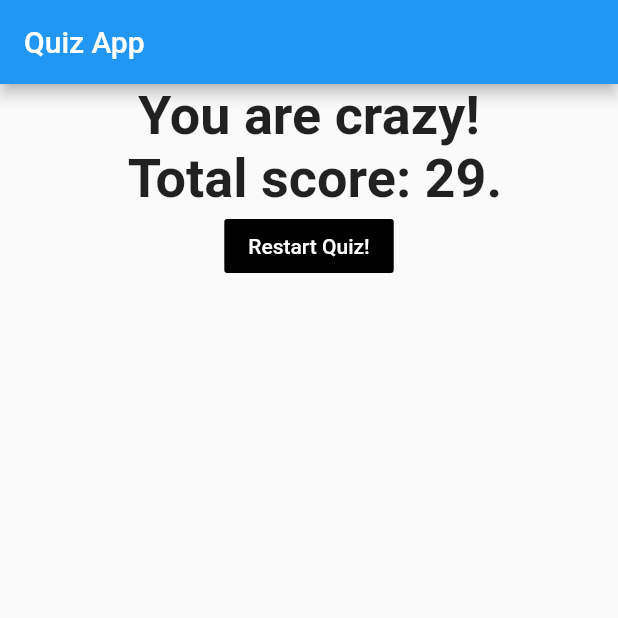
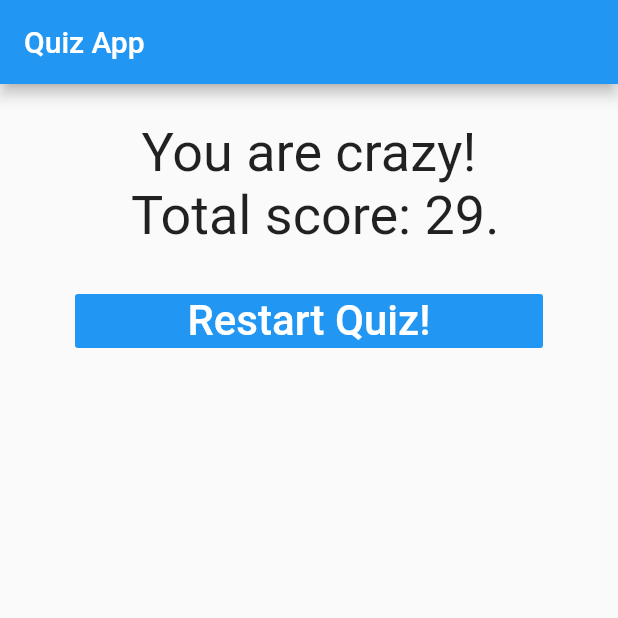
Before and after one commit to matheusmslima/flutter-quiz-app, a Flutter app: the screen it shows after launch, after a tap on "Black", after a tap on "Snake", after a tap on "BMW M8", on a phone screen of 412 x 824 dp, the top half of it. Run offline on Flutter 3.47's test engine with Material 2 defaults, Android fonts, the phone set to English and light mode, and no system bars; Roboto replaces fonts that are missing (RobotoMono).

Commit message:
Concluded the Quiz App, my first project! 👨‍💻

```diff
--- a/lib/answer.dart
+++ b/lib/answer.dart
@@ -15,8 +15,16 @@ class Answer extends StatelessWidget {
       child: RaisedButton(
         color: Colors.blue,
         // ignore: prefer_const_constructors
-        child: Text(answerText),
+        child: Text(
+          answerText,
+          style: const TextStyle(
+            fontSize: 28,
+            //fontWeight: FontWeight.bold,
+            //fontFamily: "RobotoMono",
+          ),
+        ),
         onPressed: selectHandler,
+        textColor: Colors.white,
       ),
     );
   }
--- a/lib/question.dart
+++ b/lib/question.dart
@@ -15,7 +15,7 @@ class Question extends StatelessWidget {
       margin: const EdgeInsets.all(25),
       child: Text(
         questionText,
-        style: const TextStyle(fontSize: 24),
+        style: const TextStyle(fontSize: 36),
         textAlign: TextAlign.center, //enum? datatype?
       ),
     );
--- a/lib/result.dart
+++ b/lib/result.dart
@@ -24,7 +24,10 @@ class Result extends StatelessWidget {
 
   @override
   Widget build(BuildContext context) {
-    return Center(
+    return Container(
+      width: double.infinity, // full width of the screen
+      margin: const EdgeInsets.all(25),
+      child: Center(
         child: Column(
           children: [
             Text(
@@ -32,18 +35,30 @@ class Result extends StatelessWidget {
               textAlign: TextAlign.center,
               style: const TextStyle(
                 fontSize: 36,
-              fontWeight: FontWeight.bold,
-              fontFamily: "RobotoMono",
+                //fontWeight: FontWeight.bold,
+                //fontFamily: "RobotoMono",
               ),
             ),
+            Container(
+              width: double.infinity, // full width of the screen
+              margin: const EdgeInsets.all(25),
               // ignore: deprecated_member_use
-          FlatButton(
-            color: Colors.black,
-            child: const Text("Restart Quiz!"),
+              child: FlatButton(
+                color: Colors.blue,
+                child: const Text(
+                  "Restart Quiz!",
+                  style: TextStyle(
+                    fontSize: 28,
+                    //fontWeight: FontWeight.bold,
+                    //fontFamily: "RobotoMono",
+                  ),
+                ),
                 textColor: Colors.white,
                 onPressed: resetQuiz,
               ),
+            ),
           ],
+        ),
       ),
     );
   }
```
Lines whose indentation alone changed are shown as unchanged.
